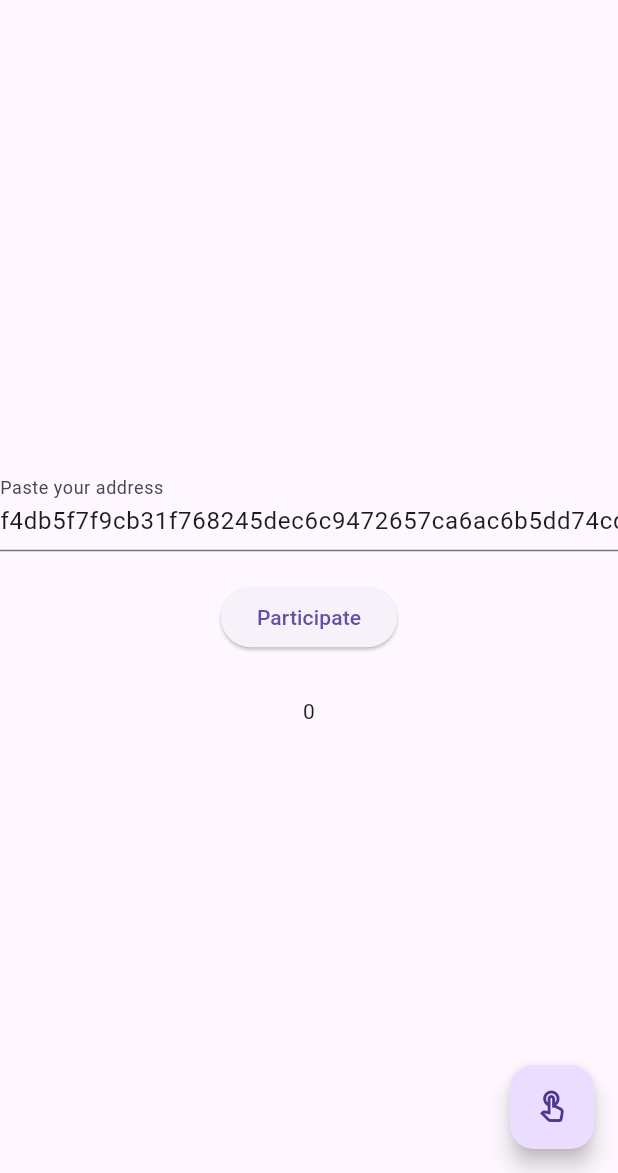
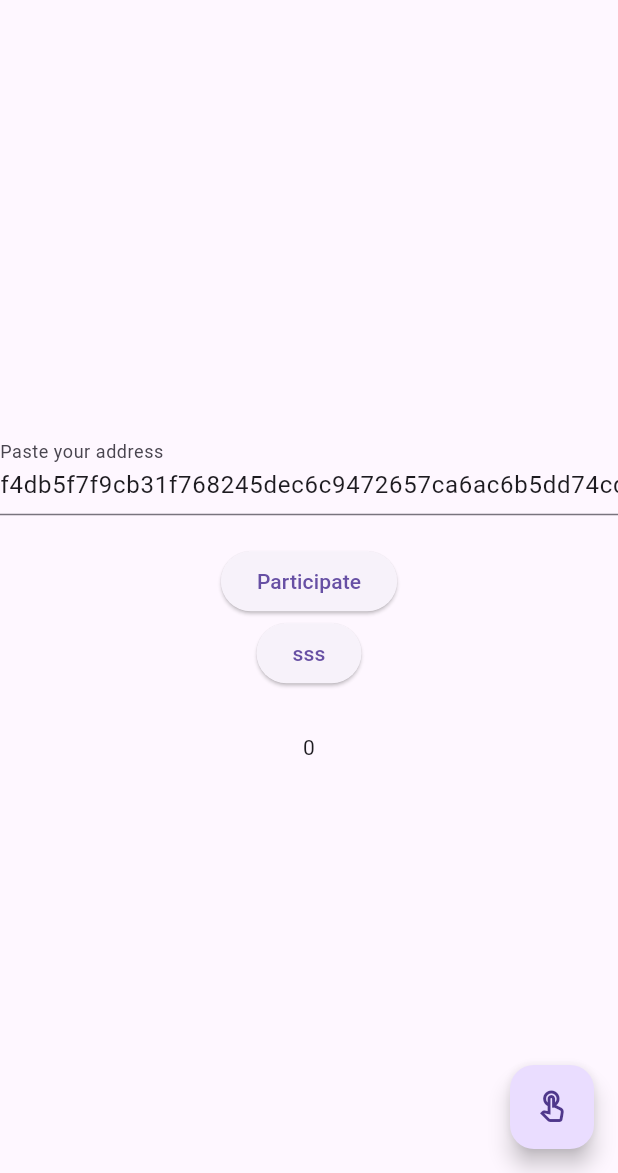
Before and after one commit to farmanullahQAU/dapp_lottery, a Flutter app: the screen it shows after launch, on a phone screen of 412 x 824 dp, the part 63-1236 px from its top. Run offline on Flutter 3.47's test engine with Material 2 defaults, Android fonts, the phone set to English and light mode, and no system bars; our stand-ins replace get; missing offline and left inert: web3dart, web3modal_flutter; statements that could not run were skipped.

Commit message:
connecting walletconnect

```diff
--- a/lib/main.dart
+++ b/lib/main.dart
@@ -3,8 +3,9 @@
 import 'package:dapp2/homeController.dart';
 import 'package:flutter/material.dart';
 import 'package:get/get.dart';
-import 'package:web3dart/web3dart.dart';
-import 'package:flutter/services.dart';
+import 'package:web3modal_flutter/web3modal_flutter.dart';
+import 'package:web3modal_flutter/widgets/buttons/connect_button.dart';
+import 'package:web3modal_flutter/widgets/w3m_connect_wallet_button.dart';
 
 void main() {
   runApp(const MyApp());
@@ -33,11 +34,12 @@
     return GetBuilder<HomeController>(
       builder: (_) => Scaffold(
         floatingActionButton: FloatingActionButton(
-            onPressed: controller.getTotalPlayers,
+            onPressed: controller.intWalletConnect,
             child: const Icon(Icons.touch_app_outlined)),
         appBar: AppBar(
           title: const Text('GetX Simple Form'),
         ),
+        //f4db5f7f9cb31f768245dec6c9472657ca6ac6b5dd74cd9d28634ab7e9e5487b
         body: Center(
           child: Column(
             mainAxisAlignment: MainAxisAlignment.center,
@@ -52,6 +54,18 @@
                 onPressed: controller.enterLottery,
                 child: const Text('Participate'),
               ),
+              ElevatedButton(
+                onPressed: controller.printD,
+                child: const Text('sss'),
+              ),
+              if (controller.w3mService != null)
+                Column(
+                  children: [
+                    W3MNetworkSelectButton(service: controller.w3mService!),
+                    W3MConnectWalletButton(service: controller.w3mService!),
+                    W3MAccountButton(service: controller.w3mService!)
+                  ],
+                ),
               Obx(() => Text(
                     controller.greeting.value,
                     style: const TextStyle(fontSize: 20),
--- a/pubspec.yaml
+++ b/pubspec.yaml
@@ -38,6 +38,8 @@ dependencies:
   web3dart: ^2.7.1
   get: ^4.6.6
   http: ^1.1.0
+  flutter_dotenv: ^5.1.0
+  web3modal_flutter: ^3.0.0-beta13
 
 dev_dependencies:
   flutter_test:
```
Also changed, not shown: lib/homeController.dart (+49 -1 lines), pubspec.lock, 10 other files.
